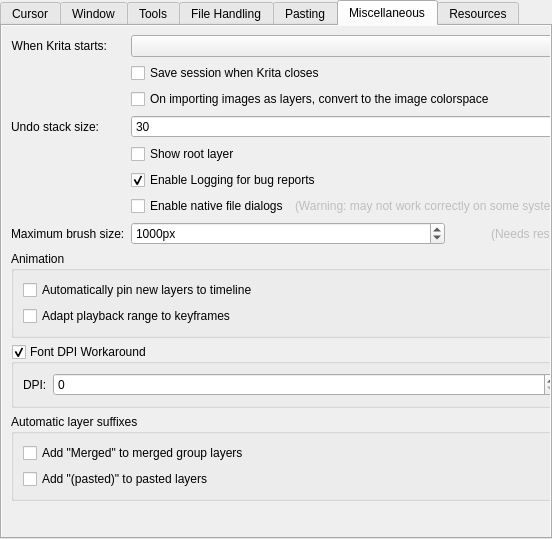
Old version of the form libs/ui/forms/wdggeneralsettings.ui in the repository KDE/krita.
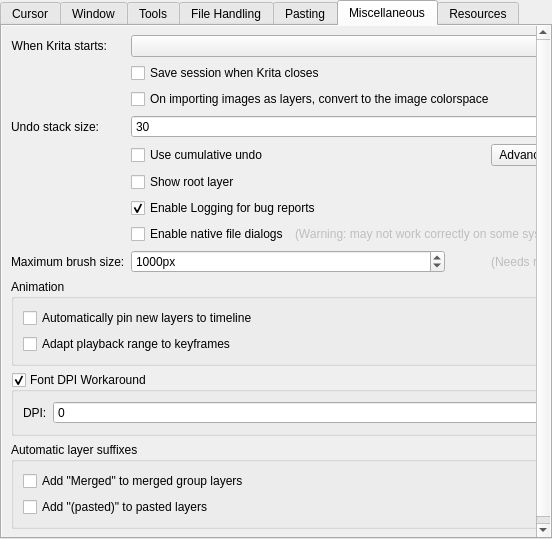
New version of the form. The open tabs and pages were chosen to show the change. Custom widgets are drawn as their Qt base class.

Commit message:
Move configuration of Cumulative Undo into the main preferences
Now the feature should be a bit more discoverable, since its
configuration is placed near the undo stack limit in the
General settings of Krita.

The edit to the form file:
```diff
--- a/libs/ui/forms/wdggeneralsettings.ui
+++ b/libs/ui/forms/wdggeneralsettings.ui
@@ -1115,8 +1115,8 @@
            <rect>
             <x>0</x>
             <y>0</y>
-            <width>623</width>
-            <height>558</height>
+            <width>577</width>
+            <height>510</height>
            </rect>
           </property>
           <property name="sizePolicy">
@@ -1204,14 +1204,14 @@
              </property>
             </widget>
            </item>
-           <item row="4" column="1">
+           <item row="5" column="1">
             <widget class="QCheckBox" name="chkShowRootLayer">
              <property name="text">
               <string>Show root layer</string>
              </property>
             </widget>
            </item>
-           <item row="5" column="1">
+           <item row="6" column="1">
             <widget class="QCheckBox" name="chkUsageLogging">
              <property name="text">
               <string>Enable Logging for bug reports</string>
@@ -1221,7 +1221,7 @@
              </property>
             </widget>
            </item>
-           <item row="6" column="1">
+           <item row="7" column="1">
             <widget class="QFrame" name="frame_4">
              <property name="sizePolicy">
               <sizepolicy hsizetype="Preferred" vsizetype="Maximum">
@@ -1278,14 +1278,14 @@
              </layout>
             </widget>
            </item>
-           <item row="7" column="0">
+           <item row="8" column="0">
             <widget class="QLabel" name="label_9">
              <property name="text">
               <string>Maximum brush size:</string>
              </property>
             </widget>
            </item>
-           <item row="7" column="1">
+           <item row="8" column="1">
             <widget class="QFrame" name="frame">
              <layout class="QHBoxLayout" name="horizontalLayout_2">
               <property name="leftMargin">
@@ -1357,7 +1357,7 @@
              </layout>
             </widget>
            </item>
-           <item row="8" column="0" colspan="2">
+           <item row="9" column="0" colspan="2">
             <widget class="QGroupBox" name="groupBox_5">
              <property name="title">
               <string>Animation</string>
@@ -1386,7 +1386,7 @@
              </layout>
             </widget>
            </item>
-           <item row="9" column="0" colspan="2">
+           <item row="10" column="0" colspan="2">
             <widget class="QGroupBox" name="chkForcedFontDPI">
              <property name="title">
               <string>Font DPI Workaround</string>
@@ -1426,7 +1426,7 @@
              </layout>
             </widget>
            </item>
-           <item row="10" column="0" colspan="2">
+           <item row="11" column="0" colspan="2">
             <widget class="QGroupBox" name="groupBox_51">
              <property name="title">
               <string>Automatic layer suffixes</string>
@@ -1449,7 +1449,7 @@
              </layout>
             </widget>
            </item>
-           <item row="11" column="0" colspan="2">
+           <item row="12" column="0" colspan="2">
             <spacer name="verticalSpacer">
              <property name="orientation">
               <enum>Qt::Vertical</enum>
@@ -1462,6 +1462,37 @@
              </property>
             </spacer>
            </item>
+           <item row="4" column="1">
+            <layout class="QHBoxLayout" name="horizontalLayout_4">
+             <item>
+              <widget class="QCheckBox" name="chkCumulativeUndo">
+               <property name="text">
+                <string>Use cumulative undo</string>
+               </property>
+              </widget>
+             </item>
+             <item>
+              <spacer name="horizontalSpacer_2">
+               <property name="orientation">
+                <enum>Qt::Horizontal</enum>
+               </property>
+               <property name="sizeHint" stdset="0">
+                <size>
+                 <width>40</width>
+                 <height>20</height>
+                </size>
+               </property>
+              </spacer>
+             </item>
+             <item>
+              <widget class="QPushButton" name="btnAdvancedCumulativeUndo">
+               <property name="text">
+                <string>Advanced...</string>
+               </property>
+              </widget>
+             </item>
+            </layout>
+           </item>
           </layout>
          </widget>
         </widget>
```
Left out of the diff: 2 changed lines with no effect on the pictures. The commit also changes 23 other files.
